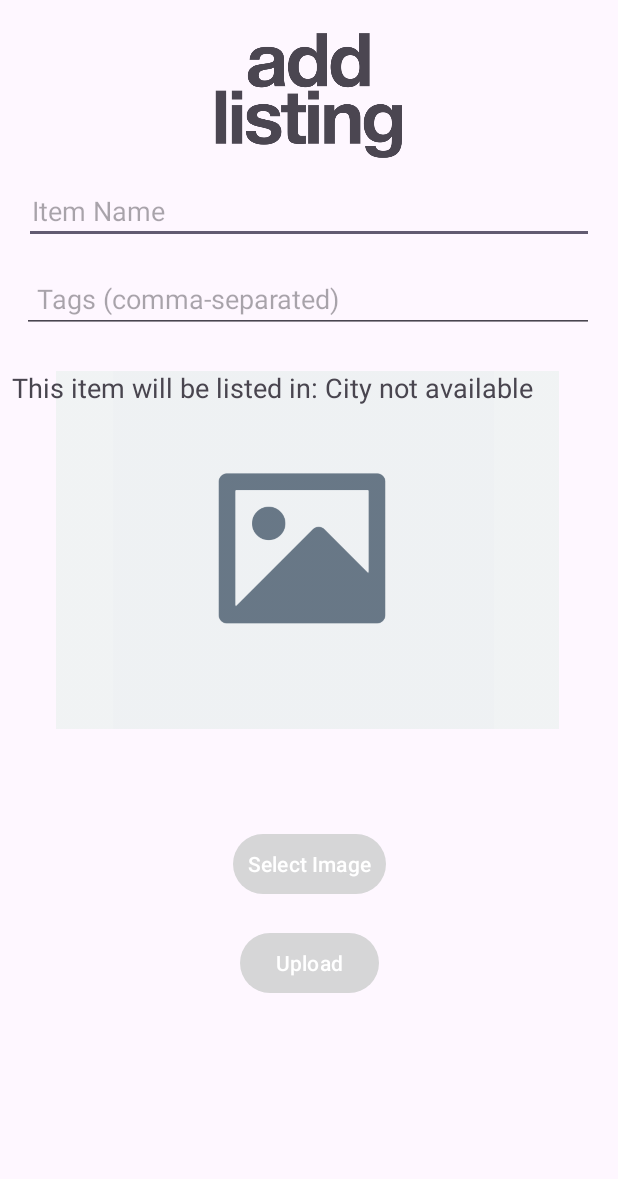
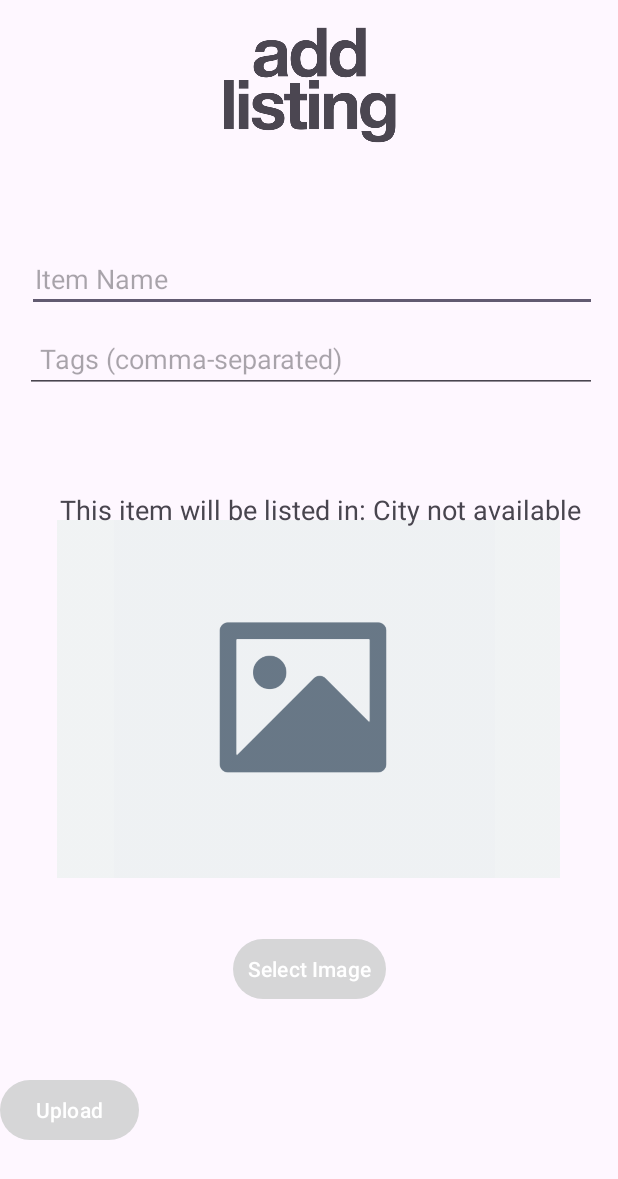
Before and after one commit to gracewang25/CampusCloset-MaxS-GraceW, an Android app: the CreateListing screen opened directly, with no data from a screen before it, on a phone screen of 412 x 824 dp. Shown: the top 1179 px of the screen. Run offline under Robolectric (Android 15) with nearby library versions, the phone set to English and light mode, and no system bars; our stand-ins replace Firebase (no records; nobody signed in at launch, a user with empty details on screens opened directly); pictures from the network do not load.

Commit message:
layout changes to add listing, fixed keyboard and layout visibility issue on home/explore page

```diff
--- a/app/src/main/AndroidManifest.xml
+++ b/app/src/main/AndroidManifest.xml
@@ -21,6 +21,8 @@
         <activity
             android:name=".Register"
             android:exported="false" />
+
+<!--LOGIN ACTIVITY -->
         <activity
             android:name=".Login"
             android:exported="true">
@@ -30,9 +32,12 @@
                 <category android:name="android.intent.category.LAUNCHER" />
             </intent-filter>
         </activity>
+<!--MAIN ACTIVITY-->
         <activity
             android:name=".MainActivity"
+            android:windowSoftInputMode="adjustPan"
             android:exported="true">
+
             <intent-filter>
                 <action android:name="android.intent.action.MAIN" />
 
--- a/app/src/main/res/layout/activity_create_listing.xml
+++ b/app/src/main/res/layout/activity_create_listing.xml
@@ -8,10 +8,12 @@
 
     <!-- ImageView for displaying selected image -->
 
+    <!-- Button for selecting image -->
+
     <ImageView
         android:id="@+id/imageViewTitle"
-        android:layout_width="218dp"
-        android:layout_height="93dp"
+        android:layout_width="203dp"
+        android:layout_height="79dp"
         android:layout_marginStart="96dp"
         android:layout_marginTop="16dp"
         android:layout_marginEnd="49dp"
@@ -19,7 +21,7 @@
         android:src="@drawable/addlisting"
         app:layout_constraintBottom_toBottomOf="parent"
         app:layout_constraintEnd_toEndOf="parent"
-        app:layout_constraintHorizontal_bias="0.0"
+        app:layout_constraintHorizontal_bias="0.126"
         app:layout_constraintStart_toStartOf="parent"
         app:layout_constraintTop_toTopOf="parent"
         app:layout_constraintVertical_bias="0.0" />
@@ -28,10 +30,10 @@
         android:id="@+id/editTextItemName"
         android:layout_width="380dp"
         android:layout_height="44dp"
-        android:layout_marginStart="15dp"
-        android:layout_marginTop="72dp"
-        android:layout_marginEnd="16dp"
-        android:layout_marginBottom="615dp"
+        android:layout_marginStart="17dp"
+        android:layout_marginTop="117dp"
+        android:layout_marginEnd="14dp"
+        android:layout_marginBottom="570dp"
         android:hint="Item Name"
         android:padding="5dp"
         app:layout_constraintBottom_toBottomOf="parent"
@@ -43,10 +45,10 @@
         android:id="@+id/editTextTags"
         android:layout_width="381dp"
         android:layout_height="45dp"
-        android:layout_marginStart="14dp"
-        android:layout_marginTop="130dp"
-        android:layout_marginEnd="16dp"
-        android:layout_marginBottom="556dp"
+        android:layout_marginStart="16dp"
+        android:layout_marginTop="170dp"
+        android:layout_marginEnd="14dp"
+        android:layout_marginBottom="516dp"
         android:hint="Tags (comma-separated)"
         android:padding="10dp"
         app:layout_constraintBottom_toBottomOf="parent"
@@ -54,18 +56,16 @@
         app:layout_constraintStart_toStartOf="parent"
         app:layout_constraintTop_toTopOf="parent" />
 
-    <!-- Button for selecting image -->
-
     <Button
         android:id="@+id/buttonSelectImage"
         android:layout_width="wrap_content"
         android:layout_height="wrap_content"
-        android:layout_marginStart="140dp"
-        android:layout_marginTop="505dp"
-        android:layout_marginEnd="140dp"
-        android:layout_marginBottom="177dp"
+        android:layout_marginStart="154dp"
+        android:layout_marginTop="575dp"
+        android:layout_marginEnd="154dp"
+        android:layout_marginBottom="108dp"
+        android:padding="10dp"
         android:text="Select Image"
-        android:padding="10dp"
         app:layout_constraintBottom_toBottomOf="parent"
         app:layout_constraintEnd_toEndOf="parent"
         app:layout_constraintStart_toStartOf="parent"
@@ -76,14 +76,13 @@
         android:layout_width="346dp"
         android:layout_height="276dp"
         android:layout_marginStart="32dp"
-        android:layout_marginTop="170dp"
+        android:layout_marginTop="281dp"
         android:layout_marginEnd="33dp"
-        android:layout_marginBottom="261dp"
+        android:layout_marginBottom="174dp"
         android:padding="5dp"
         android:src="@drawable/placeholder_image"
         app:layout_constraintBottom_toBottomOf="parent"
         app:layout_constraintEnd_toEndOf="parent"
-        app:layout_constraintHorizontal_bias="0.0"
         app:layout_constraintStart_toStartOf="parent"
         app:layout_constraintTop_toTopOf="parent" />
 
@@ -91,25 +90,21 @@
         android:id="@+id/textViewCity"
         android:layout_width="wrap_content"
         android:layout_height="wrap_content"
+        android:layout_marginStart="32dp"
+        android:layout_marginBottom="464dp"
+        android:padding="8dp"
         android:text="This item will be listed in: "
-        android:padding="8dp"
-        app:layout_constraintStart_toStartOf="parent"
-        app:layout_constraintTop_toBottomOf="@id/editTextTags"
-        android:layout_marginTop="16dp"
-        android:textAppearance="@style/TextAppearance.AppCompat.Medium" />
+        android:textAppearance="@style/TextAppearance.AppCompat.Medium"
+        app:layout_constraintBottom_toBottomOf="parent"
+        app:layout_constraintStart_toStartOf="parent" />
 
     <Button
         android:id="@+id/buttonUpload"
         android:layout_width="wrap_content"
         android:layout_height="wrap_content"
-        android:layout_marginStart="159dp"
-        android:layout_marginTop="571dp"
-        android:layout_marginEnd="159dp"
-        android:layout_marginBottom="112dp"
+        android:layout_marginBottom="60dp"
         android:text="Upload"
         app:layout_constraintBottom_toBottomOf="parent"
-        app:layout_constraintEnd_toEndOf="parent"
-        app:layout_constraintStart_toStartOf="parent"
-        app:layout_constraintTop_toTopOf="parent" />
+        tools:layout_editor_absoluteX="158dp" />
 
 </androidx.constraintlayout.widget.ConstraintLayout>
--- a/app/src/main/res/layout/activity_main.xml
+++ b/app/src/main/res/layout/activity_main.xml
@@ -5,10 +5,12 @@
     android:layout_width="match_parent"
     android:layout_height="match_parent">
     <!-- header -->
+    <!-- TextView for displaying user details (e.g., email) -->
+
     <ImageView
         android:id="@+id/imageViewTitle"
-        android:layout_width="218dp"
-        android:layout_height="93dp"
+        android:layout_width="172dp"
+        android:layout_height="59dp"
         android:layout_marginStart="96dp"
         android:layout_marginTop="16dp"
         android:layout_marginEnd="97dp"
@@ -16,11 +18,10 @@
         android:src="@drawable/textlogo"
         app:layout_constraintBottom_toBottomOf="parent"
         app:layout_constraintEnd_toEndOf="parent"
-        app:layout_constraintHorizontal_bias="0.0"
         app:layout_constraintStart_toStartOf="parent"
         app:layout_constraintTop_toTopOf="parent"
         app:layout_constraintVertical_bias="0.0" />
-    <!-- TextView for displaying user details (e.g., email) -->
+
     <TextView
         android:id="@+id/user_details"
         android:layout_width="wrap_content"
@@ -49,7 +50,7 @@
         app:layout_constraintHorizontal_bias="0.0"
         app:layout_constraintStart_toStartOf="parent"
         app:layout_constraintTop_toTopOf="parent"
-        app:layout_constraintVertical_bias="0.515" />
+        app:layout_constraintVertical_bias="0.617" />
 
     <androidx.recyclerview.widget.RecyclerView
         android:id="@+id/photoGrid"
```
